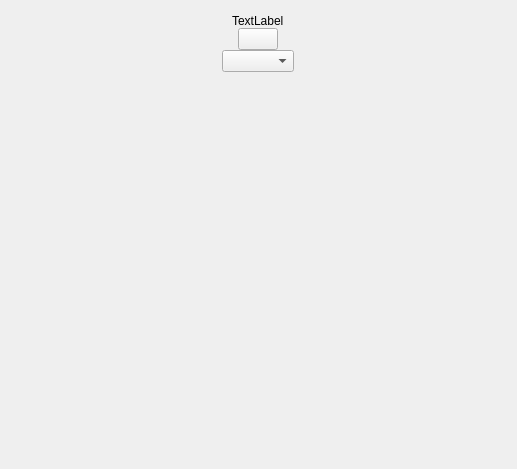
Old version of the form ui/desktop/MainScreen.ui in the repository demlabs-cellframe/dap-ui-sdk.
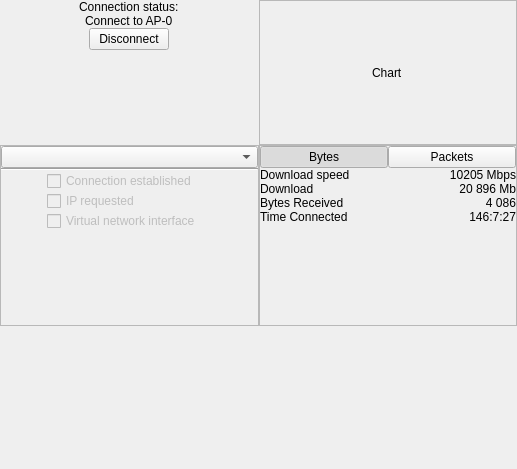
New version of the form. Custom widgets are drawn as their Qt base class.

```diff
--- a/ui/desktop/MainScreen.ui
+++ b/ui/desktop/MainScreen.ui
@@ -13,10 +13,7 @@
   <property name="windowTitle">
    <string>Form</string>
   </property>
-  <layout class="QVBoxLayout" name="verticalLayout">
-   <property name="spacing">
-    <number>0</number>
-   </property>
+  <layout class="QGridLayout" name="gridLayout">
    <property name="leftMargin">
     <number>0</number>
    </property>
@@ -29,81 +26,494 @@
    <property name="bottomMargin">
     <number>0</number>
    </property>
-   <item alignment="Qt::AlignHCenter">
-    <widget class="QLabel" name="lblLogo">
-     <property name="sizePolicy">
-      <sizepolicy hsizetype="Fixed" vsizetype="Fixed">
-       <horstretch>0</horstretch>
-       <verstretch>0</verstretch>
-      </sizepolicy>
+   <property name="spacing">
+    <number>0</number>
+   </property>
+   <item row="0" column="1">
+    <widget class="QFrame" name="frmChart">
+     <property name="minimumSize">
+      <size>
+       <width>220</width>
+       <height>145</height>
+      </size>
      </property>
+     <property name="frameShape">
+      <enum>QFrame::StyledPanel</enum>
+     </property>
+     <property name="frameShadow">
+      <enum>QFrame::Raised</enum>
+     </property>
+     <layout class="QVBoxLayout" name="verticalLayout_3">
+      <property name="spacing">
+       <number>0</number>
+      </property>
+      <property name="leftMargin">
+       <number>0</number>
+      </property>
+      <property name="topMargin">
+       <number>0</number>
+      </property>
+      <property name="rightMargin">
+       <number>0</number>
+      </property>
+      <property name="bottomMargin">
+       <number>0</number>
+      </property>
+      <item alignment="Qt::AlignHCenter">
+       <widget class="QLabel" name="label_2">
+        <property name="text">
+         <string>Chart</string>
+        </property>
+       </widget>
+      </item>
+     </layout>
     </widget>
    </item>
-   <item alignment="Qt::AlignHCenter">
-    <widget class="QLabel" name="lblStatusMessage">
-     <property name="sizePolicy">
-      <sizepolicy hsizetype="Expanding" vsizetype="Preferred">
-       <horstretch>0</horstretch>
-       <verstretch>0</verstretch>
-      </sizepolicy>
+   <item row="0" column="0">
+    <widget class="QFrame" name="frmConnection">
+     <property name="minimumSize">
+      <size>
+       <width>220</width>
+       <height>145</height>
+      </size>
      </property>
-     <property name="text">
-      <string>TextLabel</string>
+     <layout class="QVBoxLayout" name="verticalLayout">
+      <property name="spacing">
+       <number>0</number>
+      </property>
+      <property name="leftMargin">
+       <number>0</number>
+      </property>
+      <property name="topMargin">
+       <number>0</number>
+      </property>
+      <property name="rightMargin">
+       <number>0</number>
+      </property>
+      <property name="bottomMargin">
+       <number>0</number>
+      </property>
+      <item alignment="Qt::AlignHCenter">
+       <widget class="QLabel" name="lblCaptionStatus">
+        <property name="text">
+         <string>Connection status:</string>
+        </property>
+       </widget>
+      </item>
+      <item alignment="Qt::AlignHCenter">
+       <widget class="QLabel" name="lblStatusMessage">
+        <property name="text">
+         <string>Connect to AP-0</string>
+        </property>
+       </widget>
+      </item>
+      <item alignment="Qt::AlignHCenter">
+       <widget class="CustomPlacementButton" name="btnConnection">
+        <property name="text">
+         <string>Disconnect</string>
+        </property>
+       </widget>
+      </item>
+      <item>
+       <spacer name="verticalSpacer">
+        <property name="orientation">
+         <enum>Qt::Vertical</enum>
+        </property>
+        <property name="sizeHint" stdset="0">
+         <size>
+          <width>20</width>
+          <height>40</height>
+         </size>
+        </property>
+       </spacer>
+      </item>
+     </layout>
+    </widget>
+   </item>
+   <item row="1" column="1">
+    <widget class="QFrame" name="frmStatistics">
+     <property name="minimumSize">
+      <size>
+       <width>220</width>
+       <height>145</height>
+      </size>
      </property>
-     <property name="state" stdset="0">
-      <number>0</number>
+     <property name="frameShape">
+      <enum>QFrame::StyledPanel</enum>
      </property>
+     <property name="frameShadow">
+      <enum>QFrame::Raised</enum>
+     </property>
+     <layout class="QVBoxLayout" name="verticalLayout_4">
+      <property name="spacing">
+       <number>0</number>
+      </property>
+      <property name="leftMargin">
+       <number>0</number>
+      </property>
+      <property name="topMargin">
+       <number>0</number>
+      </property>
+      <property name="rightMargin">
+       <number>0</number>
+      </property>
+      <property name="bottomMargin">
+       <number>0</number>
+      </property>
+      <item>
+       <widget class="QWidget" name="wgtTabs" native="true">
+        <layout class="QHBoxLayout" name="horizontalLayout">
+         <property name="spacing">
+          <number>0</number>
+         </property>
+         <property name="leftMargin">
+          <number>0</number>
+         </property>
+         <property name="topMargin">
+          <number>0</number>
+         </property>
+         <property name="rightMargin">
+          <number>0</number>
+         </property>
+         <property name="bottomMargin">
+          <number>0</number>
+         </property>
+         <item>
+          <widget class="QPushButton" name="btnBytes">
+           <property name="text">
+            <string>Bytes</string>
+           </property>
+           <property name="checkable">
+            <bool>true</bool>
+           </property>
+           <property name="checked">
+            <bool>true</bool>
+           </property>
+          </widget>
+         </item>
+         <item>
+          <widget class="QPushButton" name="btnPackets">
+           <property name="text">
+            <string>Packets</string>
+           </property>
+           <property name="checkable">
+            <bool>true</bool>
+           </property>
+          </widget>
+         </item>
+        </layout>
+       </widget>
+      </item>
+      <item>
+       <widget class="QWidget" name="wgtStatistics" native="true">
+        <layout class="QFormLayout" name="formLayout_4">
+         <property name="horizontalSpacing">
+          <number>0</number>
+         </property>
+         <property name="verticalSpacing">
+          <number>0</number>
+         </property>
+         <property name="leftMargin">
+          <number>0</number>
+         </property>
+         <property name="topMargin">
+          <number>0</number>
+         </property>
+         <property name="rightMargin">
+          <number>0</number>
+         </property>
+         <property name="bottomMargin">
+          <number>0</number>
+         </property>
+         <item row="1" column="0">
+          <widget class="QLabel" name="lblDownloadSpeedCaption">
+           <property name="text">
+            <string>Download speed</string>
+           </property>
+          </widget>
+         </item>
+         <item row="1" column="1">
+          <widget class="QLabel" name="lblDownloadSpeed">
+           <property name="text">
+            <string>10205 Mbps</string>
+           </property>
+           <property name="alignment">
+            <set>Qt::AlignRight|Qt::AlignTrailing|Qt::AlignVCenter</set>
+           </property>
+          </widget>
+         </item>
+         <item row="2" column="0">
+          <widget class="QLabel" name="lblDownloadCaption">
+           <property name="text">
+            <string>Download</string>
+           </property>
+          </widget>
+         </item>
+         <item row="2" column="1">
+          <widget class="QLabel" name="lblDownload">
+           <property name="text">
+            <string>20 896 Mb</string>
+           </property>
+           <property name="alignment">
+            <set>Qt::AlignRight|Qt::AlignTrailing|Qt::AlignVCenter</set>
+           </property>
+          </widget>
+         </item>
+         <item row="3" column="0">
+          <widget class="QLabel" name="lblBytesPacketsCaption">
+           <property name="text">
+            <string>Bytes Received</string>
+           </property>
+          </widget>
+         </item>
+         <item row="3" column="1">
+          <widget class="QLabel" name="lblBytesPackets">
+           <property name="text">
+            <string>4 086</string>
+           </property>
+           <property name="alignment">
+            <set>Qt::AlignRight|Qt::AlignTrailing|Qt::AlignVCenter</set>
+           </property>
+          </widget>
+         </item>
+         <item row="4" column="0">
+          <widget class="QLabel" name="lblTimeConnectedCaption">
+           <property name="text">
+            <string>Time Connected</string>
+           </property>
+          </widget>
+         </item>
+         <item row="4" column="1">
+          <widget class="QLabel" name="lblTimeConnected">
+           <property name="text">
+            <string>146:7:27</string>
+           </property>
+           <property name="alignment">
+            <set>Qt::AlignRight|Qt::AlignTrailing|Qt::AlignVCenter</set>
+           </property>
+          </widget>
+         </item>
+        </layout>
+       </widget>
+      </item>
+      <item>
+       <spacer name="verticalSpacer_4">
+        <property name="orientation">
+         <enum>Qt::Vertical</enum>
+        </property>
+        <property name="sizeHint" stdset="0">
+         <size>
+          <width>20</width>
+          <height>40</height>
+         </size>
+        </property>
+       </spacer>
+      </item>
+     </layout>
     </widget>
    </item>
-   <item>
-    <widget class="QWidget" name="wgtMarginTopSwitch" native="true"/>
-   </item>
-   <item alignment="Qt::AlignHCenter">
-    <widget class="QPushButton" name="btnSwitch">
-     <property name="sizePolicy">
-      <sizepolicy hsizetype="Fixed" vsizetype="Minimum">
-       <horstretch>0</horstretch>
-       <verstretch>0</verstretch>
-      </sizepolicy>
-     </property>
-     <property name="maximumSize">
+   <item row="1" column="0">
+    <widget class="QFrame" name="frmStatus">
+     <property name="minimumSize">
       <size>
-       <width>16777215</width>
-       <height>16777213</height>
+       <width>220</width>
+       <height>145</height>
       </size>
      </property>
-     <property name="text">
-      <string/>
+     <property name="frameShape">
+      <enum>QFrame::StyledPanel</enum>
      </property>
-     <property name="state" stdset="0">
-      <number>0</number>
+     <property name="frameShadow">
+      <enum>QFrame::Raised</enum>
      </property>
+     <layout class="QVBoxLayout" name="verticalLayout_2">
+      <property name="spacing">
+       <number>0</number>
+      </property>
+      <property name="leftMargin">
+       <number>0</number>
+      </property>
+      <property name="topMargin">
+       <number>0</number>
+      </property>
+      <property name="rightMargin">
+       <number>0</number>
+      </property>
+      <property name="bottomMargin">
+       <number>0</number>
+      </property>
+      <item>
+       <widget class="QComboBox" name="cbbServer">
+        <property name="currentText">
+         <string/>
+        </property>
+       </widget>
+      </item>
+      <item>
+       <widget class="Line" name="line">
+        <property name="orientation">
+         <enum>Qt::Horizontal</enum>
+        </property>
+       </widget>
+      </item>
+      <item>
+       <widget class="QWidget" name="widget" native="true">
+        <property name="minimumSize">
+         <size>
+          <width>0</width>
+          <height>114</height>
+         </size>
+        </property>
+        <layout class="QFormLayout" name="formLayout">
+         <property name="horizontalSpacing">
+          <number>0</number>
+         </property>
+         <property name="verticalSpacing">
+          <number>0</number>
+         </property>
+         <property name="leftMargin">
+          <number>0</number>
+         </property>
+         <property name="topMargin">
+          <number>0</number>
+         </property>
+         <property name="rightMargin">
+          <number>0</number>
+         </property>
+         <property name="bottomMargin">
+          <number>0</number>
+         </property>
+         <item row="0" column="0" colspan="2">
+          <widget class="QWidget" name="wgtMarginTopConnection" native="true"/>
+         </item>
+         <item row="2" column="0">
+          <widget class="QWidget" name="wgtMarginLeft1" native="true">
+           <property name="minimumSize">
+            <size>
+             <width>15</width>
+             <height>0</height>
+            </size>
+           </property>
+          </widget>
+         </item>
+         <item row="2" column="1">
+          <widget class="QCheckBox" name="chbConnection">
+           <property name="enabled">
+            <bool>false</bool>
+           </property>
+           <property name="focusPolicy">
+            <enum>Qt::NoFocus</enum>
+           </property>
+           <property name="text">
+            <string>Connection established</string>
+           </property>
+           <property name="checkable">
+            <bool>true</bool>
+           </property>
+           <property name="tristate">
+            <bool>false</bool>
+           </property>
+          </widget>
+         </item>
+         <item row="4" column="1">
+          <widget class="QCheckBox" name="chbIPrequsted">
+           <property name="enabled">
+            <bool>false</bool>
+           </property>
+           <property name="focusPolicy">
+            <enum>Qt::NoFocus</enum>
+           </property>
+           <property name="text">
+            <string>IP requested</string>
+           </property>
+          </widget>
+         </item>
+         <item row="4" column="0">
+          <widget class="QWidget" name="wgtMarginLeft2" native="true">
+           <property name="minimumSize">
+            <size>
+             <width>46</width>
+             <height>0</height>
+            </size>
+           </property>
+          </widget>
+         </item>
+         <item row="13" column="1">
+          <widget class="QCheckBox" name="chbVirtualNetwork">
+           <property name="enabled">
+            <bool>false</bool>
+           </property>
+           <property name="mouseTracking">
+            <bool>true</bool>
+           </property>
+           <property name="focusPolicy">
+            <enum>Qt::NoFocus</enum>
+           </property>
+           <property name="text">
+            <string>Virtual network interface</string>
+           </property>
+           <property name="checked">
+            <bool>false</bool>
+           </property>
+          </widget>
+         </item>
+         <item row="13" column="0">
+          <widget class="QWidget" name="wgtMarginLeft3" native="true">
+           <property name="minimumSize">
+            <size>
+             <width>19</width>
+             <height>0</height>
+            </size>
+           </property>
+          </widget>
+         </item>
+         <item row="3" column="0" colspan="2">
+          <widget class="QWidget" name="wgtMarginTopIP" native="true">
+           <property name="minimumSize">
+            <size>
+             <width>41</width>
+             <height>0</height>
+            </size>
+           </property>
+          </widget>
+         </item>
+         <item row="11" column="0" colspan="2">
+          <widget class="QWidget" name="wgtMarginTopVirtual" native="true"/>
+         </item>
+        </layout>
+       </widget>
+      </item>
+      <item>
+       <spacer name="verticalSpacer_2">
+        <property name="orientation">
+         <enum>Qt::Vertical</enum>
+        </property>
+        <property name="sizeHint" stdset="0">
+         <size>
+          <width>20</width>
+          <height>40</height>
+         </size>
+        </property>
+       </spacer>
+      </item>
+     </layout>
     </widget>
    </item>
-   <item>
-    <widget class="QWidget" name="wgtMarginTopCountry" native="true"/>
-   </item>
-   <item alignment="Qt::AlignHCenter">
-    <widget class="ComboBox" name="cbbServer">
-     <property name="sizePolicy">
-      <sizepolicy hsizetype="Fixed" vsizetype="Fixed">
-       <horstretch>0</horstretch>
-       <verstretch>0</verstretch>
-      </sizepolicy>
+   <item row="2" column="0">
+    <spacer name="verticalSpacer_3">
+     <property name="orientation">
+      <enum>Qt::Vertical</enum>
      </property>
-     <property name="editable">
-      <bool>false</bool>
-     </property>
-     <property name="iconSize">
+     <property name="sizeHint" stdset="0">
       <size>
-       <width>24</width>
-       <height>24</height>
+       <width>20</width>
+       <height>40</height>
       </size>
      </property>
-    </widget>
+    </spacer>
    </item>
-   <item>
-    <spacer name="verticalSpacer">
+   <item row="2" column="1">
+    <spacer name="verticalSpacer_5">
      <property name="orientation">
       <enum>Qt::Vertical</enum>
      </property>
@@ -119,9 +529,9 @@
  </widget>
  <customwidgets>
   <customwidget>
-   <class>ComboBox</class>
-   <extends>QComboBox</extends>
-   <header>ComboBox.h</header>
+   <class>CustomPlacementButton</class>
+   <extends>QPushButton</extends>
+   <header location="global">CustomPlacementButton.h</header>
   </customwidget>
  </customwidgets>
  <resources/>
```
